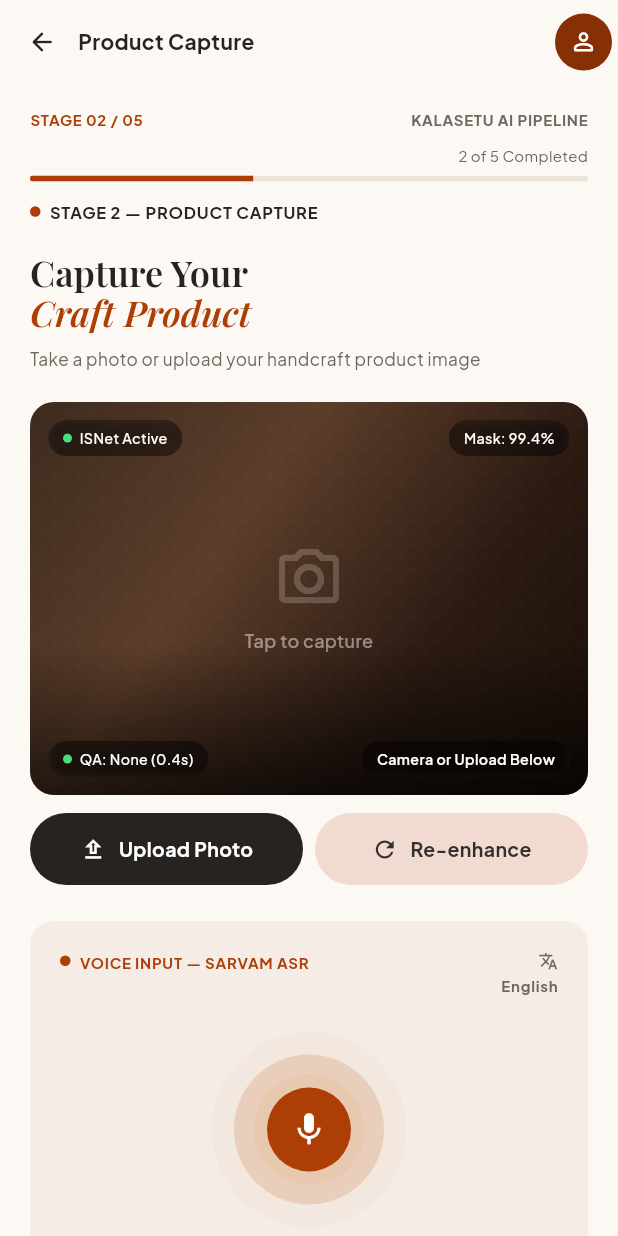
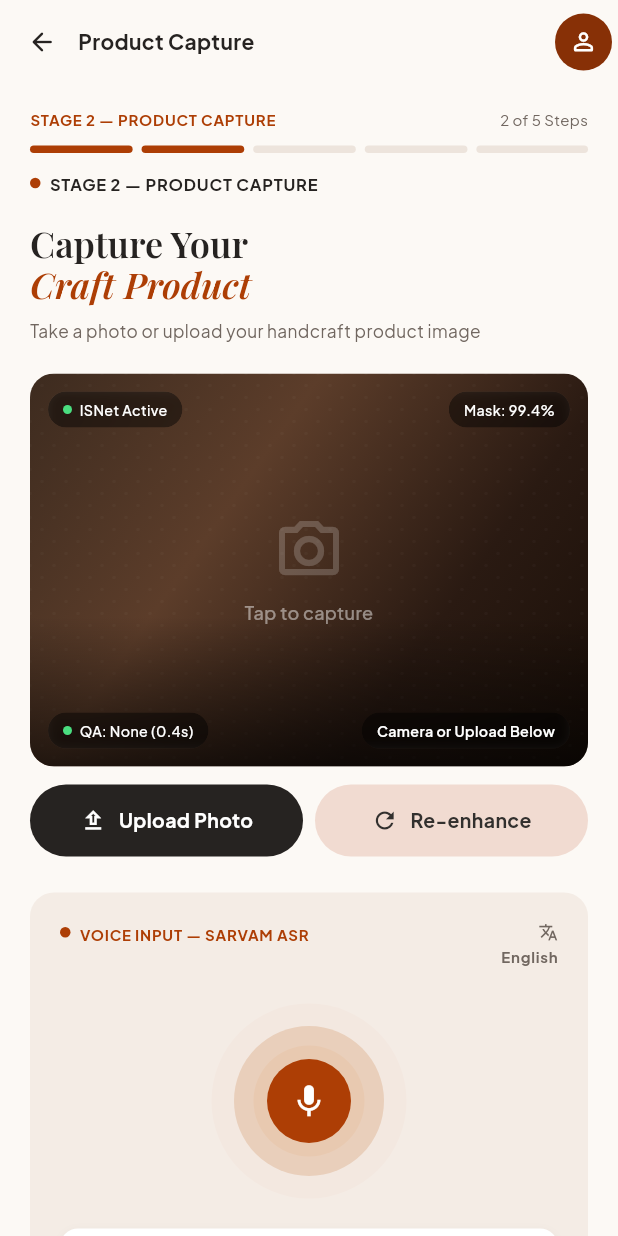
Before and after one commit to noNameDS09/SIH2K26, a Flutter app: the Screen2Capture screen opened by its route, on a phone screen of 412 x 824 dp. Run offline on Flutter 3.47's test engine with Material 3 defaults, Android fonts, the phone set to English and light mode, and no system bars; our stand-ins replace audioplayers, go_router, google_fonts, image_picker; missing offline and left inert: record; accounts and stored records are empty; network calls fail.

Commit message:
feat(progress-bar): replace continuous bar with segmented pill design
KsProgressBar now renders 5 discrete pills (terracotta = completed,
grey = pending) matching the screen-1 stage header style. Removes
redundant _StageHeader widgets from screens 2 and 3; stages 2–5
each pass their label string directly into KsProgressBar.

Co-Authored-By: Claude Sonnet 4.6 <noreply@anthropic.com>

```diff
--- a/apps/mobile/lib/ui/screens/screen2_capture.dart
+++ b/apps/mobile/lib/ui/screens/screen2_capture.dart
@@ -150,9 +150,7 @@ class _Screen2CaptureState extends State<Screen2Capture> {
             crossAxisAlignment: CrossAxisAlignment.start,
             children: [
               const SizedBox(height: 16),
-              _StageHeader(stage: '02', total: '05'),
-              const SizedBox(height: 10),
-              const KsProgressBar(totalSteps: 5, currentStep: 2),
+              const KsProgressBar(totalSteps: 5, currentStep: 2, label: 'STAGE 2 — PRODUCT CAPTURE'),
               const SizedBox(height: 12),
               _StageBadge(label: ks.stage2Badge),
               const SizedBox(height: 20),
@@ -219,26 +217,6 @@ class _Screen2CaptureState extends State<Screen2Capture> {
   }
 }
 
-// ─── Stage header ─────────────────────────────────────────────────────────────
-
-class _StageHeader extends StatelessWidget {
-  final String stage;
-  final String total;
-  const _StageHeader({required this.stage, required this.total});
-
-  @override
-  Widget build(BuildContext context) {
-    return Row(
-      children: [
-        Text('STAGE $stage / $total',
-            style: KsTextStyles.label(color: KsColors.terracotta, size: 10)),
-        const Spacer(),
-        Text('KALASETU AI PIPELINE',
-            style: KsTextStyles.label(color: KsColors.brown3, size: 10)),
-      ],
-    );
-  }
-}
 
 class _StageBadge extends StatelessWidget {
   final String label;
--- a/apps/mobile/lib/ui/screens/screen3_intelligence.dart
+++ b/apps/mobile/lib/ui/screens/screen3_intelligence.dart
@@ -148,9 +148,7 @@ class _Screen3IntelligenceState extends State<Screen3Intelligence> {
                     crossAxisAlignment: CrossAxisAlignment.start,
                     children: [
                       const SizedBox(height: 16),
-                      _StageHeader(step3Label: ks.step3Of5),
-                      const SizedBox(height: 10),
-                      const KsProgressBar(totalSteps: 5, currentStep: 3),
+                      const KsProgressBar(totalSteps: 5, currentStep: 3, label: 'STAGE 3 — CRAFT INTELLIGENCE'),
                       const SizedBox(height: 12),
                       _StageBadge(label: ks.stage3Badge),
                       const SizedBox(height: 20),
@@ -288,23 +286,7 @@ class _Screen3IntelligenceState extends State<Screen3Intelligence> {
   }
 }
 
-// ─── Stage header / badge ──────────────────────────────────────────────────────
-
-class _StageHeader extends StatelessWidget {
-  final String step3Label;
-  const _StageHeader({required this.step3Label});
-
-  @override
-  Widget build(BuildContext context) {
-    return Row(
-      children: [
-        Text('STAGE 03 / 05', style: KsTextStyles.label(color: KsColors.terracotta, size: 10)),
-        const Spacer(),
-        Text('KALASETU AI PIPELINE', style: KsTextStyles.label(color: KsColors.brown3, size: 10)),
-      ],
-    );
-  }
-}
+// ─── Stage badge ──────────────────────────────────────────────────────────────
 
 class _StageBadge extends StatelessWidget {
   final String label;
--- a/apps/mobile/lib/ui/widgets/ks_progress_bar.dart
+++ b/apps/mobile/lib/ui/widgets/ks_progress_bar.dart
@@ -16,27 +16,34 @@ class KsProgressBar extends StatelessWidget {
 
   @override
   Widget build(BuildContext context) {
-    final progress = (currentStep / totalSteps).clamp(0.0, 1.0);
     return Column(
       crossAxisAlignment: CrossAxisAlignment.start,
       children: [
         Row(
           children: [
             if (label != null)
-              Text(label!, style: KsTextStyles.label()),
+              Text(label!, style: KsTextStyles.label(color: KsColors.terracotta, size: 10)),
             const Spacer(),
-            Text('$currentStep of $totalSteps Completed',
+            Text('$currentStep of $totalSteps Steps',
                 style: KsTextStyles.caption),
           ],
         ),
-        const SizedBox(height: 7),
-        ClipRRect(
-          borderRadius: BorderRadius.circular(20),
-          child: LinearProgressIndicator(
-            minHeight: 4,
-            value: progress,
-            backgroundColor: KsColors.surfaceMuted,
-            valueColor: const AlwaysStoppedAnimation(KsColors.terracotta),
+        const SizedBox(height: 10),
+        Row(
+          children: List.generate(
+            totalSteps,
+            (index) => Expanded(
+              child: Container(
+                height: 5,
+                margin: EdgeInsets.only(right: index == totalSteps - 1 ? 0 : 6),
+                decoration: BoxDecoration(
+                  color: index < currentStep
+                      ? KsColors.terracotta
+                      : KsColors.surfaceMuted,
+                  borderRadius: BorderRadius.circular(20),
+                ),
+              ),
+            ),
           ),
         ),
       ],
```
